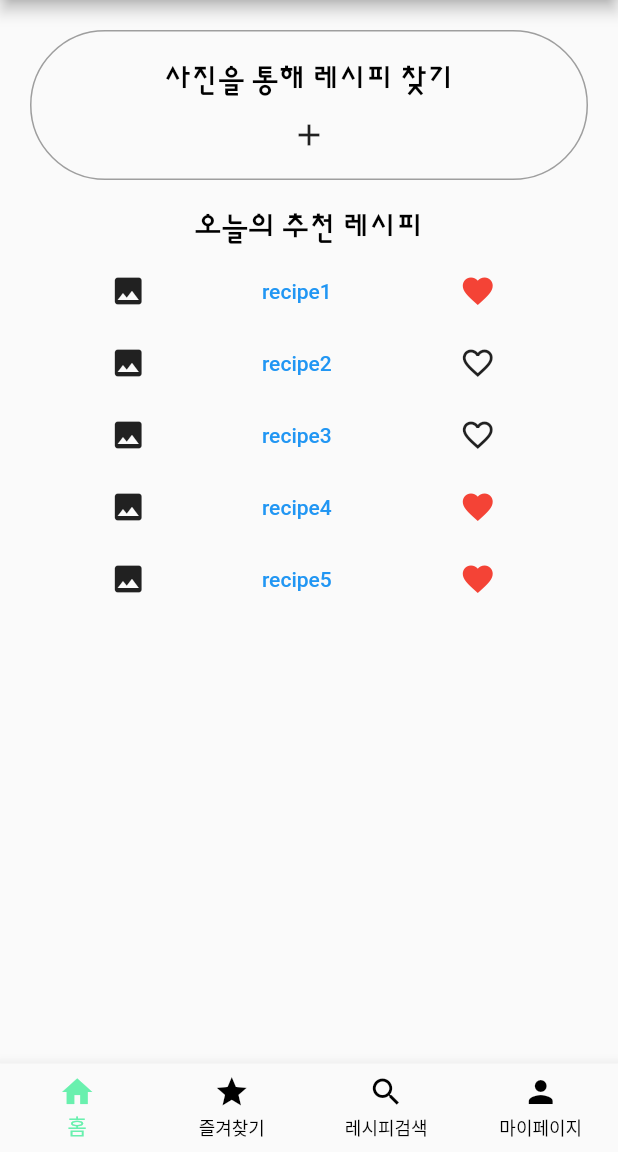
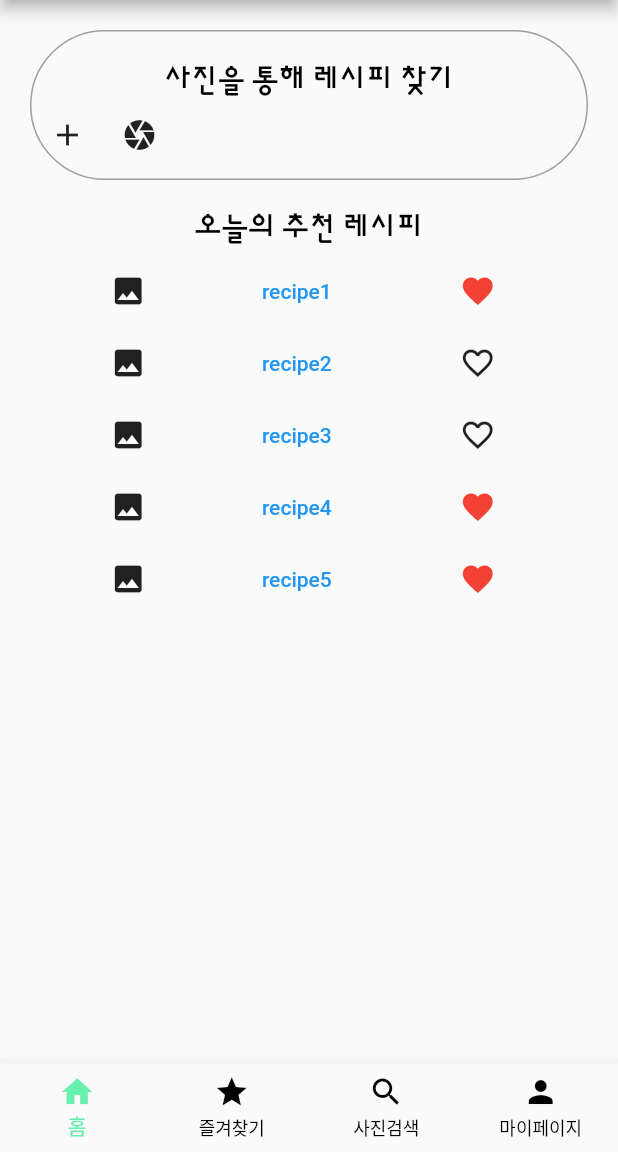
Before and after one commit to semin0723/recipes, a Flutter app: the screen it shows after launch, after a tap on the "add" icon, on a phone screen of 412 x 824 dp, the part 84-1236 px from its top. Run offline on Flutter 3.47's test engine with Material 2 defaults, Android fonts, the light colour scheme and no system bars; our stand-ins replace camera, image_picker.

Commit message:
캡스톤 프로젝트

```diff
--- a/lib/My_develop/Home.dart
+++ b/lib/My_develop/Home.dart
@@ -1,19 +1,66 @@
 import 'dart:io';
+import 'package:camera/camera.dart';
 import 'package:flutter/cupertino.dart';
 import 'package:flutter/material.dart';
 import 'Image_Searched.dart';
 import 'package:image_picker/image_picker.dart';
+import 'package:camera/camera.dart';
 
 
 class Home extends StatefulWidget {
   const Home({Key? key}) : super(key: key);
 
   @override
-  Homestate createState() => Homestate();
+  _Homestate createState() => _Homestate();
 }
-class Homestate extends State<Home> {
+class _Homestate extends State<Home> {
   @override
+
+  late Future<void>? _initializeControllerFuture;
+  late CameraController _controller;
+
+  Future<void> _initializeCamera() async{
+    final cameras = await availableCameras();
+    final firstCamera = cameras.first;
+
+    late CameraController _controller = CameraController(firstCamera, ResolutionPreset.medium);
+    late Future<void> _initializeControllerFuture = _controller.initialize();
+    await _initializeControllerFuture;
+  }
+
+  @override
+  void initState(){
+    super.initState();
+    _initializeControllerFuture = _initializeCamera();
+  }
+
+  @override
+  void disponse(){
+    _controller.dispose();
+    super.dispose();
+  }
+
+  Future<void> _takePhoto() async{
+    try {
+      await _initializeControllerFuture;
+      final image = await _controller.takePicture();
+
+      Navigator.push(
+        context,
+        MaterialPageRoute(
+            builder: (context) => Image_Searched(images: image.path)
+        ),
+      );
+    }
+    catch(e){
+      print("Error : $e");
+    }
+  }
+
   Widget build(BuildContext context) {
+
+
+
     var images;
     List<String> recipe_name = <String>['recipe1','recipe2','recipe3','recipe4','recipe5'];
     List<bool> isfavorite = <bool>[true, false, false, true, true];
@@ -52,6 +99,8 @@ class Homestate extends State<Home> {
                             color: Colors.black,
                           ),
                         ),
+                        Row(
+                          children: [
                             IconButton(
                                 onPressed: () async{
                                   var picker = ImagePicker();
@@ -63,7 +112,35 @@ class Homestate extends State<Home> {
                                         MaterialPageRoute(builder: (context) => Image_Searched(images: images)));
                                   }
                                 },
-                            icon: Icon(Icons.add))
+                                icon: Icon(Icons.add)),
+                            IconButton(
+                                icon: Icon(Icons.camera),
+                              /*FutureBuilder<void>(
+                                  future: _initializeControllerFuture,
+                                    builder: (context, snapshot){
+                                      if(snapshot.connectionState == ConnectionState.done){
+                                        return Icon(Icons.camera);
+                                      }
+                                      else{
+                                        return CircularProgressIndicator();
+                                      }
+                                    },
+                                ),*/
+                                onPressed: () async{
+                                  var picker = ImagePicker();
+                                  var image = await picker.pickImage(source: ImageSource.camera);
+                                  if(image != null){
+                                    setState(() => images = File(image.path));
+                                    disponse();
+                                    Navigator.push(
+                                        context,
+                                        MaterialPageRoute(builder: (context) => Image_Searched(images: images)));
+                                  }
+                                },
+                            )
+                          ],
+                        )
+
                       ],
                     ),
                   ),
--- a/lib/My_develop/Image_Searched.dart
+++ b/lib/My_develop/Image_Searched.dart
@@ -57,7 +57,7 @@ class Image_Searched extends StatelessWidget {
                         Flexible(
                           flex: 5,
                           child:
-                            Image.file(images),
+                            Image.file(File(images)),
                         ),
                         Flexible(
                           flex: 5,
--- a/lib/My_develop/main.dart
+++ b/lib/My_develop/main.dart
@@ -1,4 +1,3 @@
-import 'dart:html';
 import 'Image_Searched.dart';
 
 import 'My_favorites.dart';
@@ -73,7 +72,7 @@ class BottomSetting extends State<Page> {
             ),
             BottomNavigationBarItem(
                 icon: Icon(Icons.search),
-                label: '레시피검색'
+                label: '사진검색'
             ),
             BottomNavigationBarItem(
                 icon: Icon(Icons.person),
--- a/pubspec.yaml
+++ b/pubspec.yaml
@@ -41,7 +41,9 @@ dependencies:
   # Use with the CupertinoIcons class for iOS style icons.
   cupertino_icons: ^1.0.2
   image_picker: ^0.8.7+1
+  camera: ^0.10.5+1
   xfile: ^1.1.0
+  permission_handler:
 
 dev_dependencies:
   flutter_test:
```
Also changed, not shown: pubspec.lock, 3 other files. Lines whose indentation alone changed are shown as unchanged.
